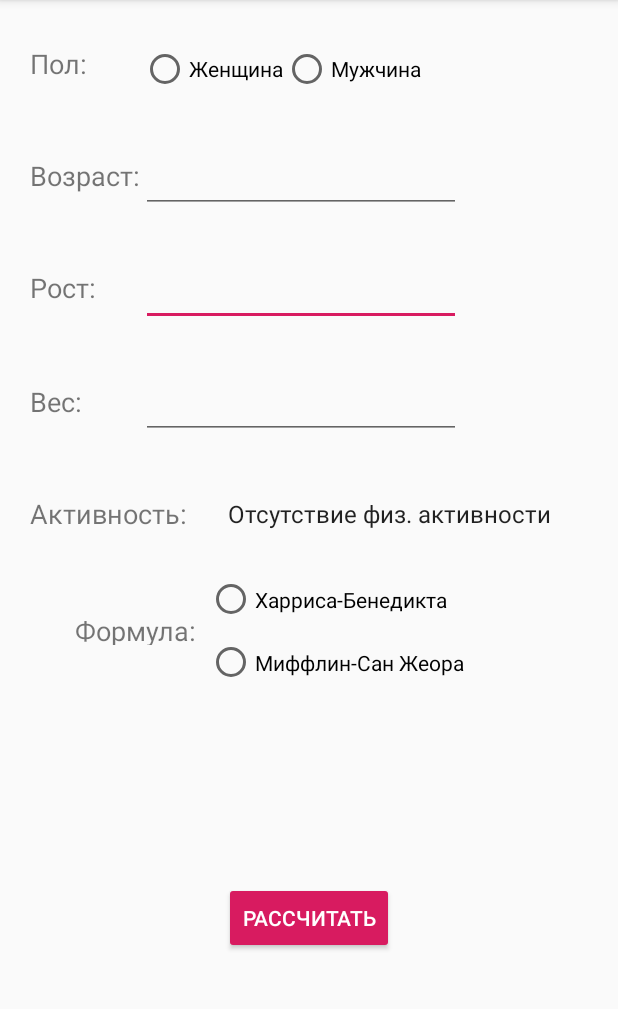
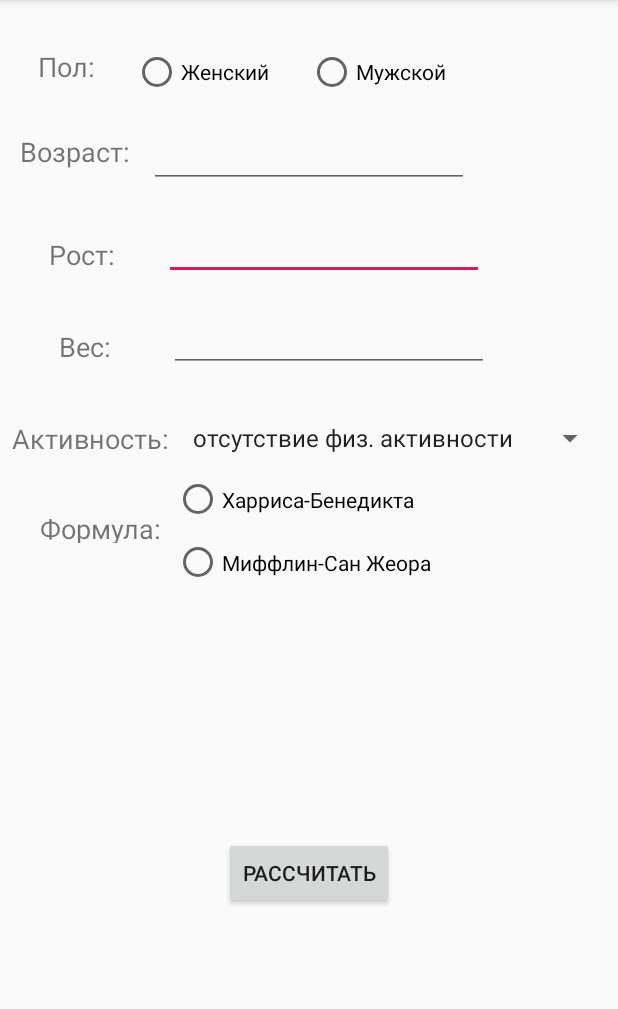
Before and after one commit to alina-saetova/WeightControl, an Android app: the screen it shows after launch (MainActivity), in the side drawer, after a tap on "Расчет калорий в день", on a phone screen of 412 x 824 dp, the part 84-1093 px from its top. Run offline under Robolectric (Android 15) with nearby library versions, the phone set to English and light mode, and no system bars.

Commit message:
Revert "Design"
This reverts commit d641d2e9bc7624ef072c524c6be2ea45b58c8efa.

```diff
--- a/app/src/main/res/layout/rsk_fragment.xml
+++ b/app/src/main/res/layout/rsk_fragment.xml
@@ -9,32 +9,40 @@
         android:id="@+id/et_height"
         android:layout_width="wrap_content"
         android:layout_height="0dp"
-        android:layout_marginStart="60dp"
-        android:layout_marginTop="30dp"
+        android:layout_marginStart="8dp"
+        android:layout_marginTop="16dp"
+        android:layout_marginEnd="8dp"
         android:ems="10"
         android:inputType="number"
-        app:layout_constraintStart_toStartOf="@+id/guideline2"
+        app:layout_constraintEnd_toEndOf="parent"
+        app:layout_constraintHorizontal_bias="0.555"
+        app:layout_constraintStart_toStartOf="parent"
         app:layout_constraintTop_toBottomOf="@+id/et_age" />
 
     <EditText
         android:id="@+id/et_weight"
         android:layout_width="wrap_content"
         android:layout_height="wrap_content"
-        android:layout_marginStart="60dp"
-        android:layout_marginTop="30dp"
+        android:layout_marginStart="8dp"
+        android:layout_marginTop="16dp"
+        android:layout_marginEnd="8dp"
         android:ems="10"
         android:inputType="number"
-        app:layout_constraintStart_toStartOf="@+id/guideline2"
+        app:layout_constraintEnd_toEndOf="parent"
+        app:layout_constraintHorizontal_bias="0.572"
+        app:layout_constraintStart_toStartOf="parent"
         app:layout_constraintTop_toBottomOf="@+id/et_height" />
 
     <TextView
         android:id="@+id/tv_gender"
         android:layout_width="wrap_content"
         android:layout_height="wrap_content"
-        android:layout_marginStart="20dp"
-        android:layout_marginTop="30dp"
+        android:layout_marginStart="8dp"
+        android:layout_marginTop="32dp"
+        android:layout_marginEnd="8dp"
         android:text="@string/gender"
         android:textSize="18sp"
+        app:layout_constraintEnd_toStartOf="@+id/radioGroup_gender"
         app:layout_constraintStart_toStartOf="parent"
         app:layout_constraintTop_toTopOf="parent" />
 
@@ -42,81 +50,91 @@
         android:id="@+id/tv_age"
         android:layout_width="wrap_content"
         android:layout_height="wrap_content"
-        android:layout_marginStart="20dp"
-        android:layout_marginTop="50dp"
+        android:layout_marginStart="8dp"
+        android:layout_marginTop="32dp"
+        android:layout_marginEnd="8dp"
         android:text="@string/age"
         android:textSize="18sp"
+        app:layout_constraintEnd_toStartOf="@+id/et_age"
         app:layout_constraintStart_toStartOf="parent"
         app:layout_constraintTop_toBottomOf="@+id/tv_gender" />
 
     <TextView
         android:id="@+id/tv_height"
-        android:layout_width="44dp"
-        android:layout_height="26dp"
-        android:layout_marginStart="20dp"
-        android:layout_marginTop="50dp"
+        android:layout_width="wrap_content"
+        android:layout_height="wrap_content"
+        android:layout_marginStart="8dp"
+        android:layout_marginTop="32dp"
+        android:layout_marginEnd="8dp"
         android:text="@string/height"
         android:textSize="18sp"
+        app:layout_constraintEnd_toStartOf="@+id/et_height"
         app:layout_constraintStart_toStartOf="parent"
-        app:layout_constraintTop_toBottomOf="@+id/tv_age" />
+        app:layout_constraintTop_toBottomOf="@+id/et_age" />
 
     <TextView
         android:id="@+id/tv_weight"
         android:layout_width="wrap_content"
         android:layout_height="wrap_content"
-        android:layout_marginStart="20dp"
-        android:layout_marginTop="50dp"
+        android:layout_marginStart="8dp"
+        android:layout_marginTop="32dp"
+        android:layout_marginEnd="8dp"
         android:text="@string/weight"
         android:textSize="18sp"
+        app:layout_constraintEnd_toStartOf="@+id/et_weight"
         app:layout_constraintStart_toStartOf="parent"
-        app:layout_constraintTop_toBottomOf="@+id/tv_height" />
+        app:layout_constraintTop_toBottomOf="@+id/et_height" />
 
     <TextView
         android:id="@+id/tv_active"
         android:layout_width="wrap_content"
         android:layout_height="28dp"
-        android:layout_marginStart="20dp"
-        android:layout_marginTop="50dp"
+        android:layout_marginStart="8dp"
+        android:layout_marginTop="32dp"
         android:text="@string/activity"
         android:textSize="18sp"
         app:layout_constraintStart_toStartOf="parent"
-        app:layout_constraintTop_toBottomOf="@+id/tv_weight" />
+        app:layout_constraintTop_toBottomOf="@+id/et_weight" />
 
     <Spinner
         android:id="@+id/sp_active"
         android:layout_width="0dp"
         android:layout_height="wrap_content"
-        android:layout_marginStart="110dp"
-        android:layout_marginTop="38dp"
+        android:layout_marginStart="8dp"
+        android:layout_marginTop="32dp"
+        android:layout_marginEnd="8dp"
         android:entries="@array/activities"
-        app:layout_constraintStart_toStartOf="@+id/guideline2"
+        app:layout_constraintEnd_toEndOf="parent"
+        app:layout_constraintStart_toEndOf="@+id/tv_active"
         app:layout_constraintTop_toBottomOf="@+id/et_weight" />
 
     <Button
         android:id="@+id/btn_count"
-        style="@style/Widget.AppCompat.Button.Colored"
         android:layout_width="wrap_content"
         android:layout_height="wrap_content"
         android:layout_marginStart="8dp"
-        android:layout_marginTop="496dp"
+        android:layout_marginTop="8dp"
         android:layout_marginEnd="8dp"
-        android:layout_marginBottom="40dp"
+        android:layout_marginBottom="8dp"
         android:onClick="onCountButtonClicked"
         android:text="@string/count"
         app:layout_constraintBottom_toBottomOf="parent"
         app:layout_constraintEnd_toEndOf="parent"
         app:layout_constraintStart_toStartOf="parent"
-        app:layout_constraintTop_toTopOf="parent" />
+        app:layout_constraintTop_toBottomOf="@+id/radioGroup_formula" />
 
 
     <TextView
         android:id="@+id/tv_formula"
         android:layout_width="wrap_content"
         android:layout_height="22dp"
-        android:layout_marginStart="50dp"
-        android:layout_marginTop="50dp"
+        android:layout_marginStart="16dp"
+        android:layout_marginTop="32dp"
+        android:layout_marginEnd="8dp"
         android:text="@string/formula"
         android:textSize="18sp"
+        app:layout_constraintEnd_toStartOf="@+id/radioGroup_formula"
+        app:layout_constraintHorizontal_bias="1.0"
         app:layout_constraintStart_toStartOf="parent"
         app:layout_constraintTop_toBottomOf="@+id/tv_active" />
 
@@ -124,45 +142,49 @@
         android:id="@+id/et_age"
         android:layout_width="wrap_content"
         android:layout_height="wrap_content"
-        android:layout_marginStart="60dp"
-        android:layout_marginTop="35dp"
+        android:layout_marginStart="8dp"
+        android:layout_marginTop="8dp"
+        android:layout_marginEnd="8dp"
         android:ems="10"
         android:inputType="number"
-        app:layout_constraintStart_toStartOf="@+id/guideline2"
+        app:layout_constraintEnd_toEndOf="parent"
+        app:layout_constraintStart_toStartOf="parent"
         app:layout_constraintTop_toBottomOf="@+id/radioGroup_gender" />
 
     <RadioGroup
         android:id="@+id/radioGroup_gender"
-        android:layout_width="215dp"
-        android:layout_height="31dp"
-        android:layout_marginStart="60dp"
-        android:layout_marginTop="30dp"
+        android:layout_width="235dp"
+        android:layout_height="40dp"
+        android:layout_marginTop="32dp"
         android:orientation="horizontal"
-        app:layout_constraintStart_toStartOf="@+id/guideline2"
+        app:layout_constraintEnd_toEndOf="parent"
+        app:layout_constraintStart_toStartOf="parent"
         app:layout_constraintTop_toTopOf="parent">
 
         <RadioButton
             android:id="@+id/rb_female"
             android:layout_width="wrap_content"
             android:layout_height="wrap_content"
-            android:text="Женщина" />
+            android:layout_weight="1"
+            android:text="@string/fem" />
 
         <RadioButton
             android:id="@+id/rb_male"
             android:layout_width="wrap_content"
             android:layout_height="wrap_content"
-            android:text="Мужчина" />
+            android:layout_weight="1"
+            android:text="@string/male" />
     </RadioGroup>
 
     <RadioGroup
         android:id="@+id/radioGroup_formula"
         android:layout_width="220dp"
         android:layout_height="84dp"
-        android:layout_marginStart="100dp"
-        android:layout_marginTop="24dp"
-        android:layout_marginEnd="50dp"
+        android:layout_marginStart="8dp"
+        android:layout_marginTop="8dp"
+        android:layout_marginEnd="8dp"
         app:layout_constraintEnd_toEndOf="parent"
-        app:layout_constraintStart_toStartOf="@+id/guideline2"
+        app:layout_constraintStart_toStartOf="@+id/tv_weight"
         app:layout_constraintTop_toBottomOf="@+id/sp_active">
 
         <RadioButton
@@ -199,12 +221,5 @@
         android:layout_width="wrap_content"
         android:layout_height="wrap_content" />
 
-    <android.support.constraint.Guideline
-        android:id="@+id/guideline2"
-        android:layout_width="wrap_content"
-        android:layout_height="wrap_content"
-        android:orientation="vertical"
-        app:layout_constraintGuide_end="378dp" />
-
 
 </android.support.constraint.ConstraintLayout>
```
Also changed, not shown: app/src/main/res/layout/fragment_bmi.xml (+7 -13 lines), app/src/main/res/layout/fragment_body_fat_percentage.xml (+18 -27 lines), app/src/main/res/values/strings.xml (+12 -12 lines).
